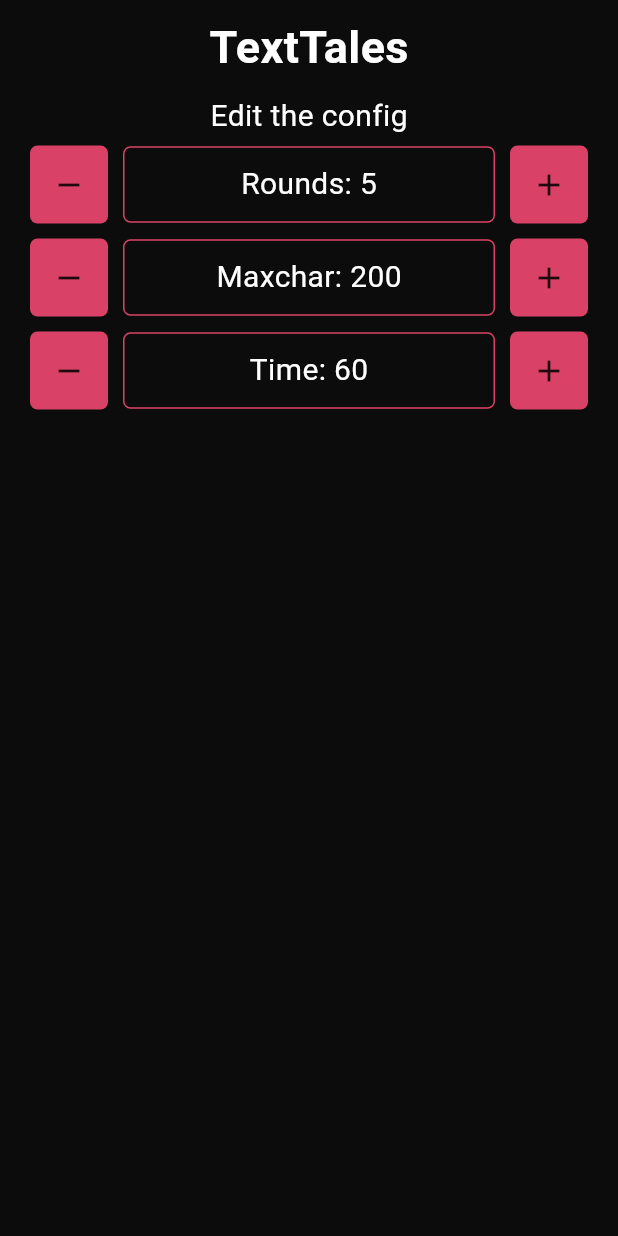
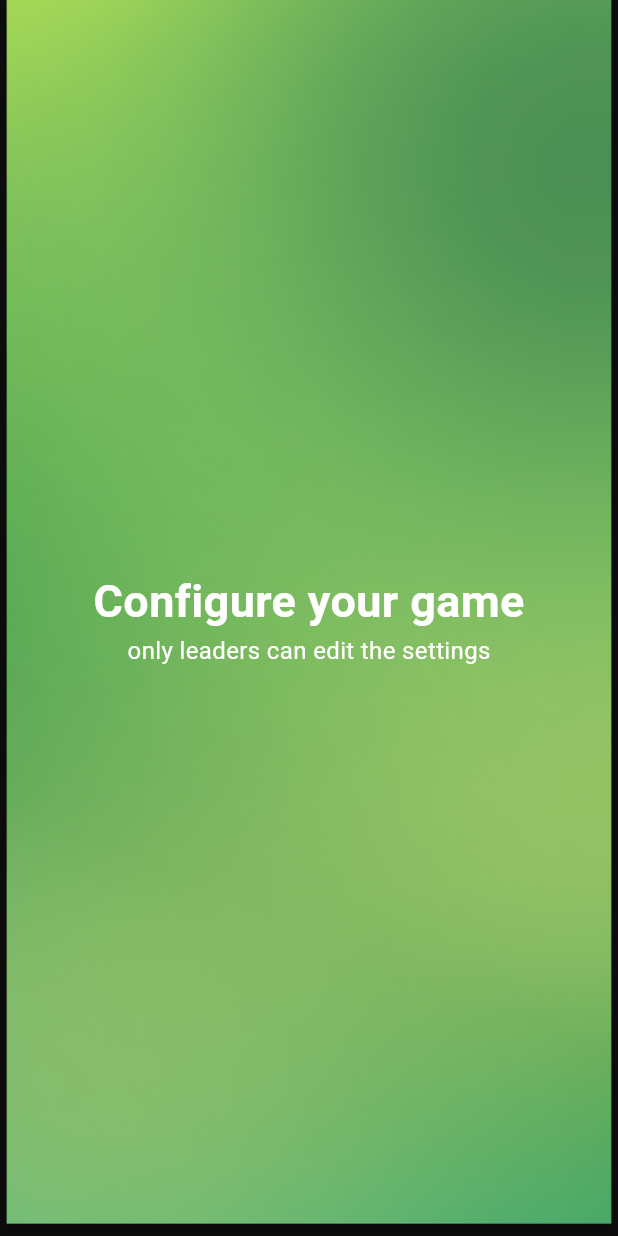
Before and after one commit to FrostyCake47/TextTales, a Flutter app: the LobbyScreen screen opened by its route, on a phone screen of 412 x 824 dp. Run offline on Flutter 3.47's test engine with Material 3 defaults, Android fonts, the phone set to English and light mode, and no system bars; our stand-ins replace firebase_auth, firebase_core, flutter_riverpod, flutter_spinkit, flutter_svg, fluttertoast and 4 more; missing offline and left inert: dart:ffi; accounts and stored records are empty; Roboto replaces fonts that are missing (Poppins).

Commit message:
lobby bg

```diff
--- a/lib/screens/lobby.dart
+++ b/lib/screens/lobby.dart
@@ -21,57 +21,29 @@ class LobbyScreen extends ConsumerWidget {
 
     return Scaffold(
       backgroundColor: dark,
-      body: SafeArea(
+      body: Container(
+        decoration: const BoxDecoration(
+          image: DecorationImage(image: AssetImage('assets/lobbybg.png'), fit: BoxFit.fill)
+        ),
         child: Center(
           child: Column(
+            mainAxisAlignment: MainAxisAlignment.center,
             children: [
-              Container(
-                padding: const EdgeInsets.symmetric(vertical: 10),
-                child: Text('TextTales', style: textTalesStyle,)),
-
               //online players
-              Text("Edit the config", style: textMedium,),
+              Text("Configure your game", style: textTalesStyle.copyWith(fontSize: 30),),
+              Text("only leaders can edit the settings", style: textMedium.copyWith(fontSize: 16),)
               //configs
-              Column(
+              /*Column(
                 children: <Widget>[
                   ConfigTab(item: 'rounds',),
                   ConfigTab(item: 'maxchar',),
                   ConfigTab(item: 'time',),
                 ],
-              )
+              )*/
             ],
           ),
         ),
       ),
     );
-
-
-
-    /*return Scaffold(
-      backgroundColor: tertiaryColor,
-      body: Center(
-        child: Column(
-          mainAxisAlignment: MainAxisAlignment.center,
-          children: [
-            Text("aa", style: textMedium,),
-            Container(
-              margin: const EdgeInsets.symmetric(horizontal: 30),
-              child: TextField(
-                controller: nameController,
-                decoration: InputDecoration(
-                  hintText: 'Name',
-                  border: OutlineInputBorder(borderRadius: BorderRadius.circular(20)),
-                  hintStyle: textMedium.copyWith(color: Colors.grey, fontSize: 15)
-                ),
-                style: textMedium.copyWith(fontSize: 15),
-              ),
-            ),
-            TextButton(onPressed: (){updateName(nameController.text);},
-            child: Text("Submit", style: textMedium,)),
-          ],
-        ),
-
-      ),
-    );*/
   }
 }
```
Also changed, not shown: assets/check.svg (added), assets/lobbybg.png (added).
